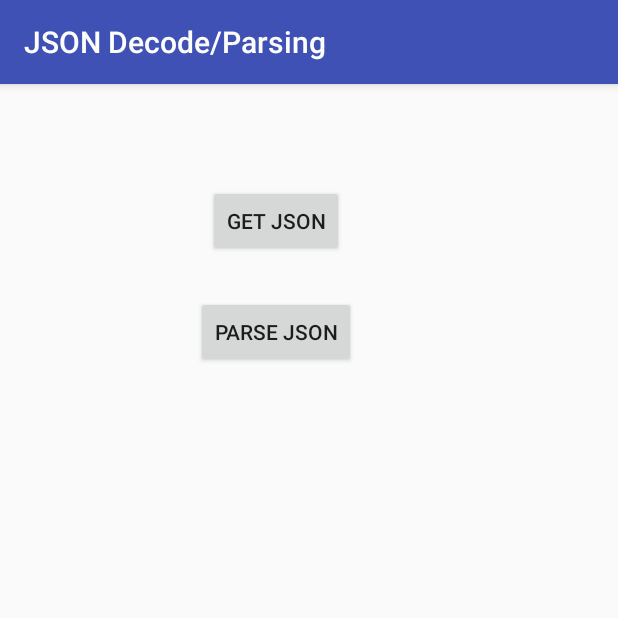
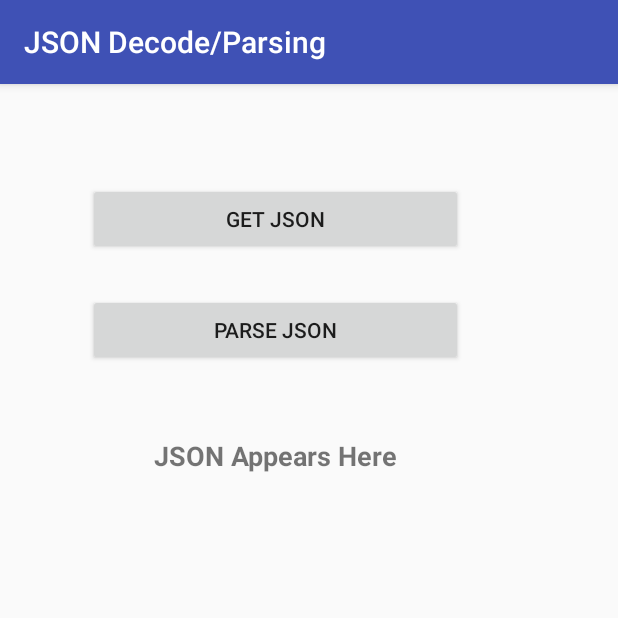
Before and after one commit to svh1998/monoordapp, an Android app: the screen it shows after launch (apitest), on a phone screen of 412 x 824 dp, the top half of it. Run offline under Robolectric (Android 15) with nearby library versions, the phone set to English and light mode, and no system bars.

Commit message:
Sander 10/5/2017 08:40 uur

```diff
--- a/app/src/main/AndroidManifest.xml
+++ b/app/src/main/AndroidManifest.xml
@@ -17,7 +17,7 @@
         android:roundIcon="@mipmap/ic_launcher_round"
         android:supportsRtl="true"
         android:theme="@style/AppTheme">
-        <activity android:name=".MainActivity"></activity>
+        <activity android:name=".MainActivity" />
         <activity
             android:name=".login.Aanmelden"
             android:label="@string/title_newactivity_login">
@@ -36,7 +36,8 @@
                 <category android:name="android.intent.category.LAUNCHER" />
             </intent-filter>
         </activity>
-        <activity android:name=".reservering.reserveringcancel"></activity>
+        <activity android:name=".reservering.reserveringcancel" />
+        <activity android:name=".api.DisplayListView"></activity>
     </application>
 
 </manifest>
--- a/app/src/main/res/layout/activity_apitest.xml
+++ b/app/src/main/res/layout/activity_apitest.xml
@@ -10,27 +10,39 @@
 
         android:layout_width="368dp"
         android:layout_height="495dp"
-        tools:layout_editor_absoluteX="8dp"
+        tools:layout_editor_absoluteX="7dp"
         tools:layout_editor_absoluteY="8dp">
 
         <Button
             android:id="@+id/button3"
-            android:layout_width="wrap_content"
+            android:layout_width="250dp"
             android:layout_height="wrap_content"
             android:layout_alignParentTop="true"
             android:layout_centerHorizontal="true"
-            android:layout_marginTop="67dp"
-            android:onClick="test"
+            android:layout_marginTop="66dp"
+            android:onClick="getJSON"
             android:text="get JSON" />
 
         <Button
             android:id="@+id/button4"
-            android:layout_width="wrap_content"
+            android:layout_width="250dp"
             android:layout_height="wrap_content"
             android:layout_below="@+id/button3"
             android:layout_centerHorizontal="true"
             android:layout_marginTop="26dp"
             android:text="Parse JSON" />
 
+        <TextView
+            android:id="@+id/textView"
+            android:layout_width="250dp"
+            android:layout_height="wrap_content"
+            android:layout_alignLeft="@+id/button4"
+            android:layout_alignStart="@+id/button4"
+            android:layout_centerVertical="true"
+            android:text="JSON Appears Here"
+            android:textAlignment="center"
+            android:textSize="18sp"
+            android:textStyle="bold" />
+
     </RelativeLayout>
 </android.support.constraint.ConstraintLayout>
```
Also changed, not shown: app/src/main/java/com/example/svanh/testproject/api/Contacts.java (added, +25 -0 lines), app/src/main/java/com/example/svanh/testproject/api/DisplayListView.java (added, +18 -0 lines), app/src/main/java/com/example/svanh/testproject/api/apitest.java (+90 -1 lines), app/src/main/res/layout/display_listview_layout.xml (added, +17 -0 lines), app/src/main/res/layout/row_layout.xml (added, +25 -0 lines).
